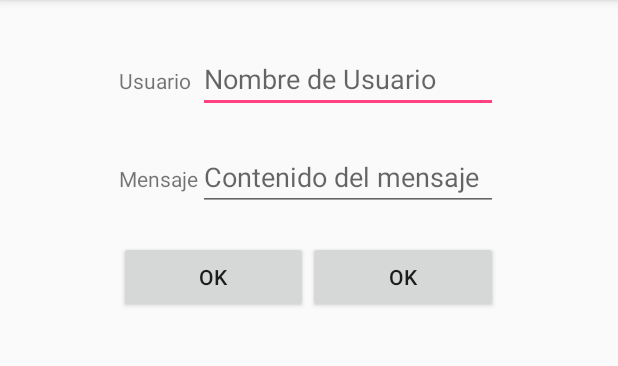
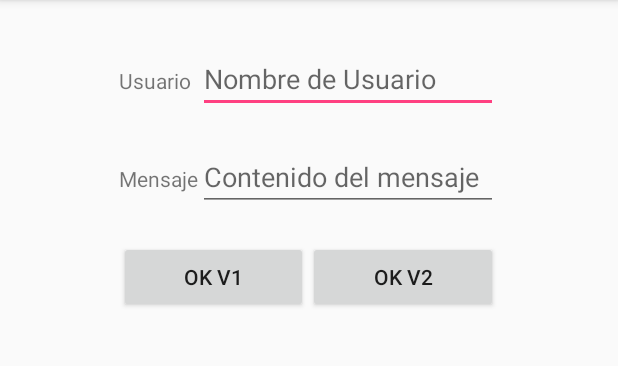
Before and after one commit to alfchaval/SendMessage, an Android app: the screen it shows after launch (SendMessageActivity), on a phone screen of 412 x 824 dp, the part 84-450 px from its top. Run offline under Robolectric (Android 15) with nearby library versions, the phone set to English and light mode, and no system bars.

Commit message:
29-9-2017

```diff
--- a/app/src/main/java/com/example/usuario/sendmessage/SendMessageActivity.java
+++ b/app/src/main/java/com/example/usuario/sendmessage/SendMessageActivity.java
@@ -3,12 +3,16 @@ package com.example.usuario.sendmessage;
 import android.content.Intent;
 import android.support.v7.app.AppCompatActivity;
 import android.os.Bundle;
+import android.util.Log;
 import android.view.View;
 import android.widget.Button;
 import android.widget.EditText;
 
+import com.example.usuario.sendmessage.pojo.Message;
+
 /**
  * Esta clase envía un mensaje a otra.
+ *
  * @author Alfonso Chamorro Valle
  */
 
@@ -16,6 +20,8 @@ public class SendMessageActivity extends AppCompatActivity {
 
     private EditText edtUser, edtMessage;
     private Button btnOK1, btnOK2;
+
+    private static final String TAG = "com.example.sendmessage";
 
     /*
         btnOK1 tiene onClick en el layout, mientras que btnOK2 usa un OnClickListener.
@@ -28,8 +34,8 @@ public class SendMessageActivity extends AppCompatActivity {
 
         edtUser = (EditText) findViewById(R.id.edtUser);
         edtMessage = (EditText) findViewById(R.id.edtMessage);
-        btnOK1 = (Button)findViewById(R.id.btnOK1);
-        btnOK2 = (Button)findViewById(R.id.btnOK2);
+        btnOK1 = (Button) findViewById(R.id.btnOK1);
+        btnOK2 = (Button) findViewById(R.id.btnOK2);
 
         btnOK2.setOnClickListener(new View.OnClickListener() {
             @Override
@@ -37,6 +43,8 @@ public class SendMessageActivity extends AppCompatActivity {
                 MostrarMensaje();
             }
         });
+
+        Log.d(TAG, "SendMessage: OnCreate()");
     }
 
     public void getOnClick(View view) {
@@ -49,10 +57,34 @@ public class SendMessageActivity extends AppCompatActivity {
 
     private void MostrarMensaje() {
         Bundle bundle = new Bundle();
-        bundle.putString("strUser", edtUser.getText().toString());
-        bundle.putString("strMessage", edtMessage.getText().toString());
+        Message message = new Message(edtUser.getText().toString(), edtMessage.getText().toString());
+        bundle.putSerializable("message", message);
         Intent intent = new Intent(SendMessageActivity.this, ViewMessageActivity.class);
         intent.putExtras(bundle);
         startActivity(intent);
     }
+
+    @Override
+    protected void onStart() {
+        super.onStart();
+        Log.d(TAG, "SendMessage: OnStart()");
+    }
+
+    @Override
+    protected void onResume() {
+        super.onResume();
+        Log.d(TAG, "SendMessage: OnResume()");
+    }
+
+    @Override
+    protected void onPause() {
+        super.onPause();
+        Log.d(TAG, "SendMessage: OnPause()");
+    }
+
+    @Override
+    protected void onStop() {
+        super.onStop();
+        Log.d(TAG, "SendMessage: OnStop()");
+    }
 }
--- a/app/src/main/res/layout/activity_send_message.xml
+++ b/app/src/main/res/layout/activity_send_message.xml
@@ -67,7 +67,7 @@
                 android:id="@+id/btnOK1"
                 android:layout_width="wrap_content"
                 android:layout_height="wrap_content"
-                android:text="@string/ok"
+                android:text="@string/ok1"
                 android:layout_weight="1"
                 android:onClick="getOnClick"
                 />
@@ -76,7 +76,7 @@
                 android:id="@+id/btnOK2"
                 android:layout_width="wrap_content"
                 android:layout_height="wrap_content"
-                android:text="@string/ok"
+                android:text="@string/ok2"
                 android:layout_weight="1"
                 />
         </LinearLayout>
--- a/app/src/main/res/values/strings.xml
+++ b/app/src/main/res/values/strings.xml
@@ -2,7 +2,8 @@
     <string name="app_name">SendMessage</string>
     <string name="usuario">Usuario</string>
     <string name="mensaje">Mensaje</string>
-    <string name="ok">OK</string>
+    <string name="ok1">OK v1</string>
+    <string name="ok2">OK v2</string>
     <string name="el_usuario_te_ha_mandado_el_siguiente_mensaje">El usuario %1$s te ha mandado el siguiente mensaje:</string>
     <string name="nombre_de_usuario">Nombre de Usuario</string>
     <string name="contenido_del_mensaje">Contenido del mensaje</string>
```
Also changed, not shown: app/src/main/java/com/example/usuario/sendmessage/ViewMessageActivity.java (+35 -3 lines), app/src/main/java/com/example/usuario/sendmessage/pojo/Message.java (added, +61 -0 lines).
